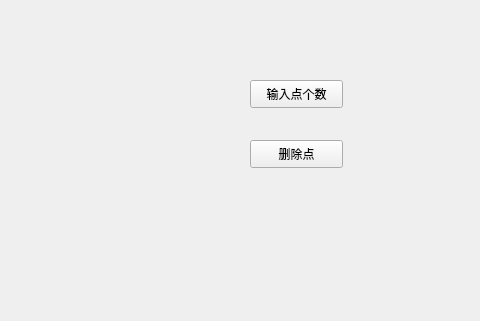
The window that Bezier/widget.ui (Zubulon-Chen/Graphics) describes before a commit, drawn with Qt 5; both pictures show x 520 to 1000 and y 0 to 321 of the 1000 by 800 pixel window.
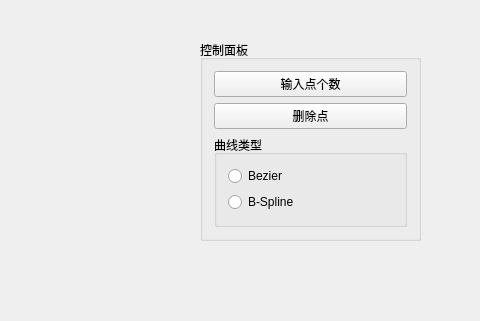
The same window after the commit.

Commit message: finish B-spline

```diff
--- a/Bezier/widget.ui
+++ b/Bezier/widget.ui
@@ -13,31 +13,57 @@
   <property name="windowTitle">
    <string>Widget</string>
   </property>
-  <widget class="QPushButton" name="pushButton">
+  <widget class="QGroupBox" name="groupBox">
    <property name="geometry">
     <rect>
-     <x>770</x>
-     <y>80</y>
-     <width>93</width>
-     <height>28</height>
+     <x>720</x>
+     <y>40</y>
+     <width>221</width>
+     <height>201</height>
     </rect>
    </property>
-   <property name="text">
-    <string>输入点个数</string>
+   <property name="title">
+    <string>控制面板</string>
    </property>
-  </widget>
-  <widget class="QPushButton" name="pushButton_2">
-   <property name="geometry">
-    <rect>
-     <x>770</x>
-     <y>140</y>
-     <width>93</width>
-     <height>28</height>
-    </rect>
-   </property>
-   <property name="text">
-    <string>删除点</string>
-   </property>
+   <layout class="QGridLayout" name="gridLayout_2">
+    <item row="0" column="0">
+     <widget class="QPushButton" name="pushButton">
+      <property name="text">
+       <string>输入点个数</string>
+      </property>
+     </widget>
+    </item>
+    <item row="1" column="0">
+     <widget class="QPushButton" name="pushButton_2">
+      <property name="text">
+       <string>删除点</string>
+      </property>
+     </widget>
+    </item>
+    <item row="2" column="0">
+     <widget class="QGroupBox" name="groupBox_2">
+      <property name="title">
+       <string>曲线类型</string>
+      </property>
+      <layout class="QGridLayout" name="gridLayout">
+       <item row="0" column="0">
+        <widget class="QRadioButton" name="radioButton">
+         <property name="text">
+          <string>Bezier</string>
+         </property>
+        </widget>
+       </item>
+       <item row="1" column="0">
+        <widget class="QRadioButton" name="radioButton_2">
+         <property name="text">
+          <string>B-Spline</string>
+         </property>
+        </widget>
+       </item>
+      </layout>
+     </widget>
+    </item>
+   </layout>
   </widget>
  </widget>
  <layoutdefault spacing="6" margin="11"/>
```
The commit also changes 11 other files.
